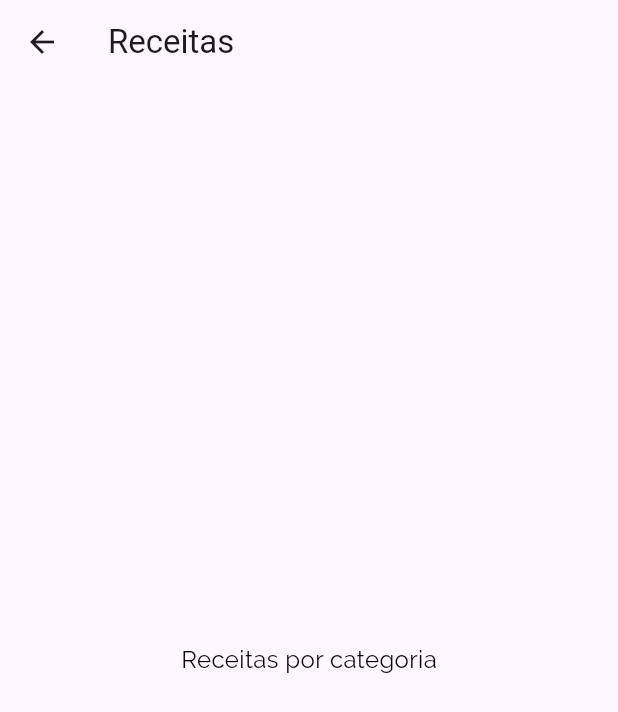
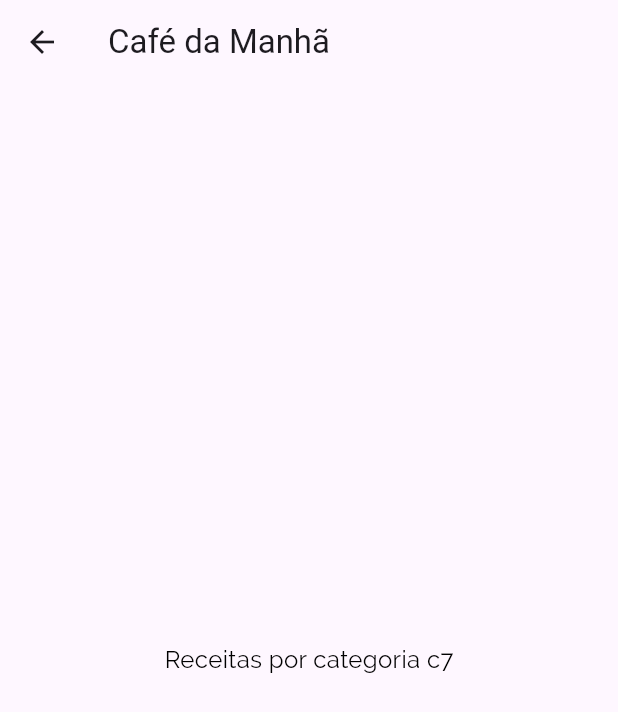
Before and after one commit to jonkstro/cod3r-vamos-cozinhar, a Flutter app: the screen it shows after launch, after a tap on "Café da Manhã", on a phone screen of 412 x 824 dp. Shown: the top 712 px of the screen. Run offline on Flutter 3.47's test engine with Material 3 defaults, Android fonts, the light colour scheme and no system bars.

Commit message:
Aula 184 - Passando os dados via Construtor
- Foi alterado a tela CategoriesMealsScreen para receber a sua categoria pelo construtor

```diff
--- a/lib/components/category_item.dart
+++ b/lib/components/category_item.dart
@@ -15,7 +15,7 @@ class CategoryItem extends StatelessWidget {
       /// Ex.: Platform.isIOS ? CupertinoPageRoute(...) : MaterialPageRoute(...)
       MaterialPageRoute(
         builder: (_) {
-          return const CategoriesMealsScreen();
+          return CategoriesMealsScreen(category: category);
         },
       ),
     );
--- a/lib/screens/categories_meals_screen.dart
+++ b/lib/screens/categories_meals_screen.dart
@@ -1,17 +1,21 @@
 import 'package:flutter/material.dart';
+import 'package:vamos_cozinhar/models/category.dart';
 
 class CategoriesMealsScreen extends StatelessWidget {
-  const CategoriesMealsScreen({super.key});
+  /// Passar a categoria pelo construtor:
+  final Category category;
+
+  const CategoriesMealsScreen({super.key, required this.category});
 
   @override
   Widget build(BuildContext context) {
     return Scaffold(
       appBar: AppBar(
-        title: const Text("Receitas"),
+        title: Text(category.title),
       ),
       body: Center(
         child: Text(
-          'Receitas por categoria',
+          'Receitas por categoria ${category.id}',
           style: Theme.of(context).textTheme.bodyMedium,
         ),
       ),
```
